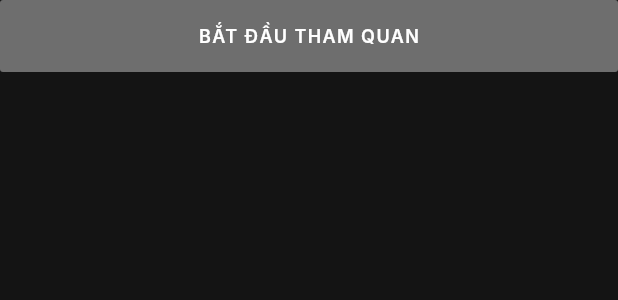
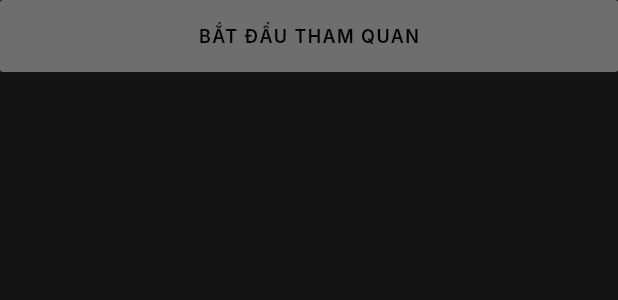
Before and after one commit to vamamurin/beacon-client, a Flutter app: the _StartButton widget shown alone on an empty page, opened directly with empty values, on a phone screen of 412 x 824 dp. Shown: the top 300 px of the screen. Run offline on Flutter 3.47's test engine with Material 3 defaults, Android fonts, the phone set to English and light mode, and no system bars; our stand-ins replace battery_plus, flutter_blue_plus, just_audio, permission_handler, shared_preferences; missing offline and left inert: audio_session; accounts and stored records are empty; Roboto replaces fonts that are missing (Inter); statements that could not run were skipped.

Commit message:
fix(ui): button color

```diff
--- a/lib/presentation/gate/gate_screen.dart
+++ b/lib/presentation/gate/gate_screen.dart
@@ -204,7 +204,7 @@
       button: true,
       label: 'Bắt đầu tham quan',
       child: Material(
-        color: enabled ? t.ctaOnImageFill.withValues(alpha: 0.35) : t.ctaDisabled,
+        color: enabled ? t.ctaOnImageFill : t.ctaDisabled,
         borderRadius: t.sharpAll,
         child: InkWell(
           onTap: enabled ? onPressed : null,
@@ -213,7 +213,7 @@
             height: 48, // >= 48dp tap target (accessibility)
             alignment: Alignment.center,
             child: Text('Bắt đầu tham quan'.toUpperCase(),
-                style: AppText.button.copyWith(color: t.ctaOnImageFill)),
+                style: AppText.button.copyWith(color: t.ctaOnImageInk)),
           ),
         ),
       ),
```
